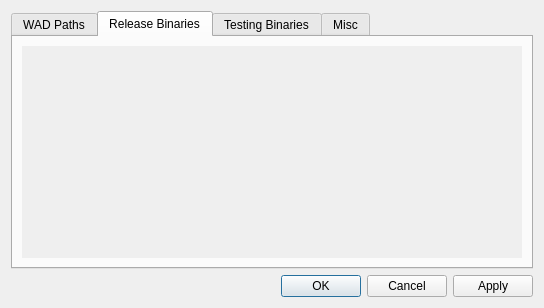
Above: src/ui/configbox.ui from crimsondusk/zcinema before the change. Below: the same form after it.
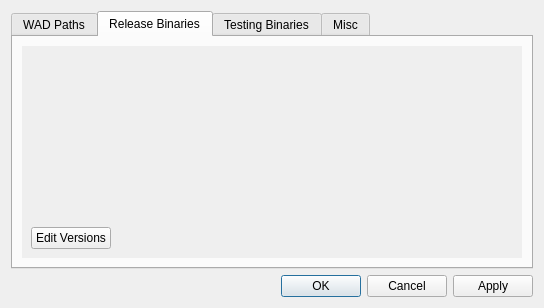
That is the form after the change. The open tabs and pages were chosen to show the change. Icons and pictures are not drawn.

Patch:
```diff
--- a/src/ui/configbox.ui
+++ b/src/ui/configbox.ui
@@ -136,13 +136,37 @@
             <x>0</x>
             <y>0</y>
             <width>516</width>
-            <height>220</height>
+            <height>225</height>
            </rect>
           </property>
-          <layout class="QVBoxLayout" name="verticalLayout_5">
+          <layout class="QVBoxLayout" name="verticalLayout_5" stretch="1,0">
            <item>
             <widget class="QWidget" name="zandronumVersions" native="true"/>
            </item>
+           <item>
+            <layout class="QHBoxLayout" name="horizontalLayout_2">
+             <item>
+              <widget class="QPushButton" name="m_editVersions">
+               <property name="text">
+                <string>Edit Versions</string>
+               </property>
+              </widget>
+             </item>
+             <item>
+              <spacer name="horizontalSpacer">
+               <property name="orientation">
+                <enum>Qt::Horizontal</enum>
+               </property>
+               <property name="sizeHint" stdset="0">
+                <size>
+                 <width>40</width>
+                 <height>20</height>
+                </size>
+               </property>
+              </spacer>
+             </item>
+            </layout>
+           </item>
           </layout>
          </widget>
         </widget>
```
Left out of the diff: 28 changed lines with no effect on the pictures.
